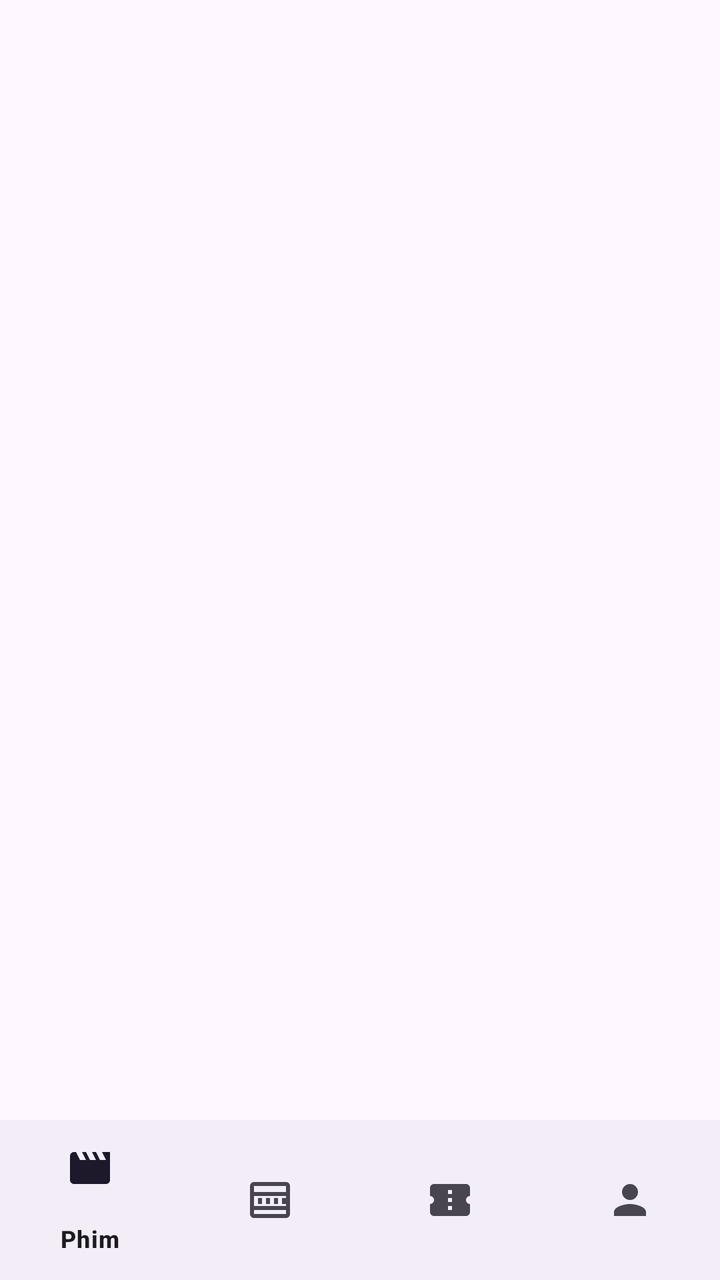
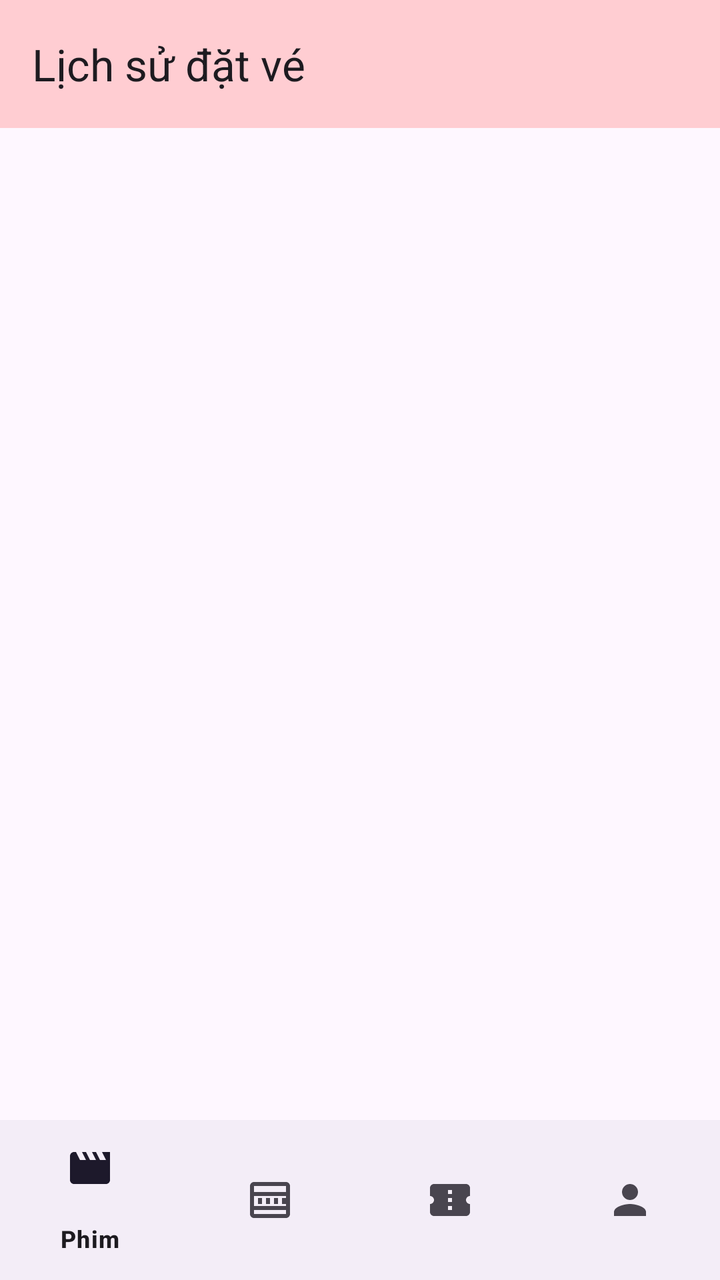

The first picture is an Android layout as it rendered before a commit; the second is the same layout after the commit. The layout source and the unified diff follow.
<!-- AndroidManifest.xml: application theme Theme.PRM392G2MovieBookingMobileApp -->
<!-- res/layout/activity_tickets.xml -->
<?xml version="1.0" encoding="utf-8"?>
<androidx.constraintlayout.widget.ConstraintLayout xmlns:android="http://schemas.android.com/apk/res/android"
    xmlns:app="http://schemas.android.com/apk/res-auto"
    android:layout_width="match_parent"
    android:layout_height="match_parent">

    <androidx.recyclerview.widget.RecyclerView
        android:id="@+id/recycler_view_tickets"
        android:layout_width="0dp"
        android:layout_height="0dp"
        app:layout_constraintTop_toTopOf="parent"
        app:layout_constraintBottom_toTopOf="@id/bottom_navigation"
        app:layout_constraintStart_toStartOf="parent"
        app:layout_constraintEnd_toEndOf="parent" />

    <com.google.android.material.bottomnavigation.BottomNavigationView
        android:id="@+id/bottom_navigation"
        android:layout_width="0dp"
        android:layout_height="wrap_content"
        app:menu="@menu/bottom_navigation_menu"
        app:layout_constraintBottom_toBottomOf="parent"
        app:layout_constraintStart_toStartOf="parent"
        app:layout_constraintEnd_toEndOf="parent" />

</androidx.constraintlayout.widget.ConstraintLayout>
<!-- resources referenced by this layout -->
<resources>
  <style name="Theme.PRM392G2MovieBookingMobileApp" parent="Base.Theme.PRM392G2MovieBookingMobileApp" />
  <style name="Base.Theme.PRM392G2MovieBookingMobileApp" parent="Theme.Material3.DayNight.NoActionBar">
          
          
      </style>
</resources>

<!-- the commit's change to res/layout/activity_tickets.xml (unified diff, before → after) -->
@@ -1,17 +1,29 @@
 <?xml version="1.0" encoding="utf-8"?>
 <androidx.constraintlayout.widget.ConstraintLayout xmlns:android="http://schemas.android.com/apk/res/android"
     xmlns:app="http://schemas.android.com/apk/res-auto"
+    xmlns:tools="http://schemas.android.com/tools"
     android:layout_width="match_parent"
     android:layout_height="match_parent">
 
+    
+    <androidx.appcompat.widget.Toolbar
+        android:id="@+id/toolbar"
+        android:layout_width="match_parent"
+        android:layout_height="?attr/actionBarSize"
+        android:background="#FFCDD2"
+        app:layout_constraintTop_toTopOf="parent"
+        app:title="Lịch sử đặt vé"
+        />
+
     <androidx.recyclerview.widget.RecyclerView
         android:id="@+id/recycler_view_tickets"
-        android:layout_width="0dp"
-        android:layout_height="0dp"
-        app:layout_constraintTop_toTopOf="parent"
+        android:layout_width="match_parent"
+        android:layout_height="750dp"
         app:layout_constraintBottom_toTopOf="@id/bottom_navigation"
+        app:layout_constraintEnd_toEndOf="parent"
+        app:layout_constraintHorizontal_bias="0.0"
         app:layout_constraintStart_toStartOf="parent"
-        app:layout_constraintEnd_toEndOf="parent" />
+        app:layout_constraintTop_toBottomOf="@+id/toolbar" />
 
     <com.google.android.material.bottomnavigation.BottomNavigationView
         android:id="@+id/bottom_navigation"
